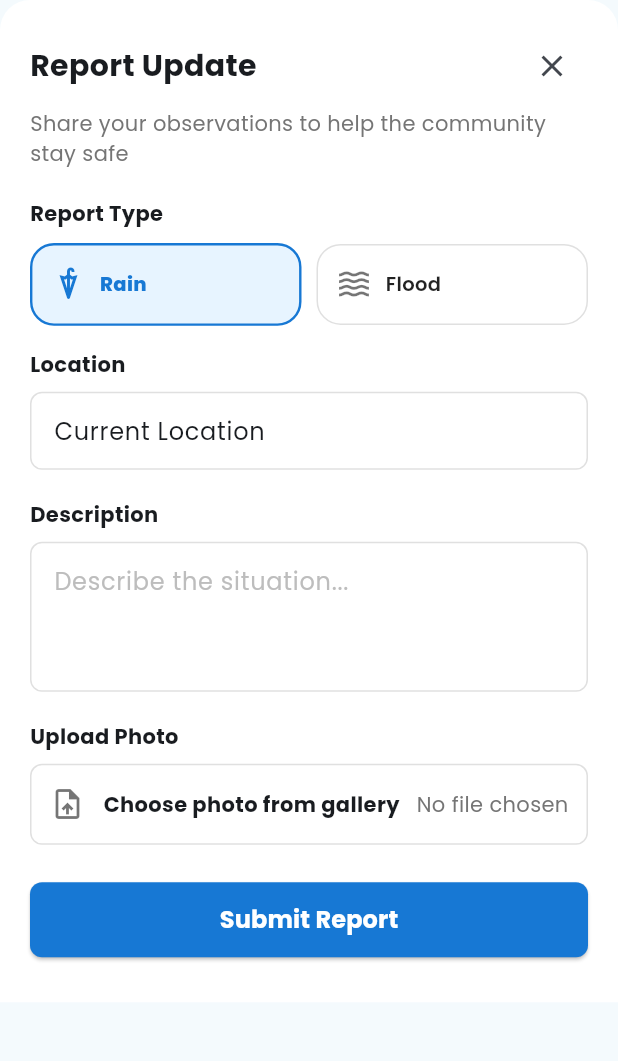
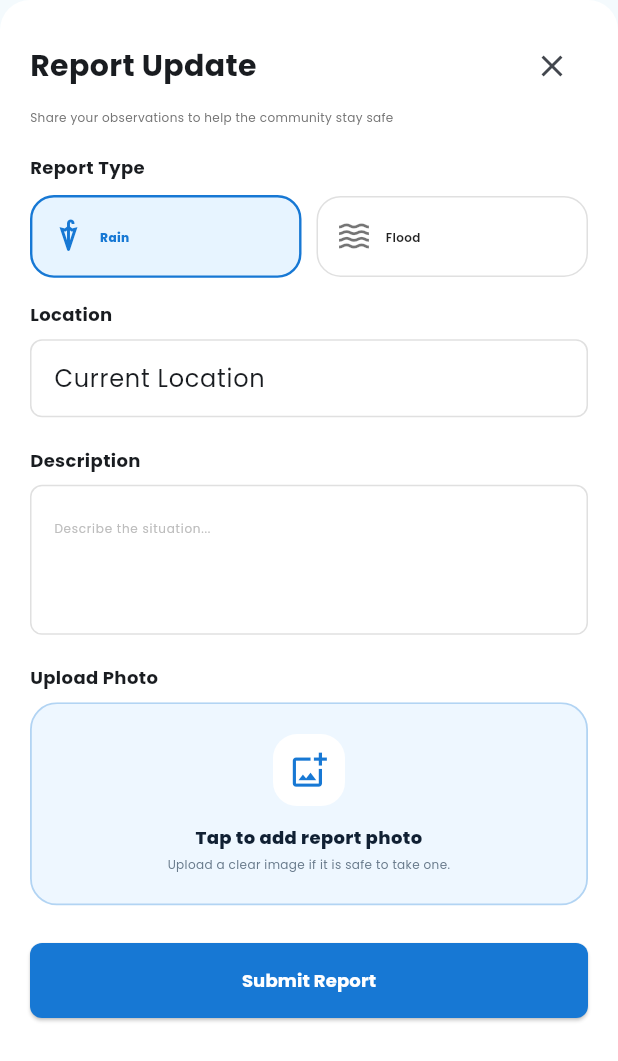
Before and after one commit to daleesl/RainGuard, a Flutter app: the ReportModal widget shown alone on an empty page, opened directly, on a phone screen of 412 x 824 dp. Shown: the top 1061 px of the screen. Run offline on Flutter 3.47's test engine with Material 3 defaults, Android fonts, the phone set to English and light mode, and no system bars; our stand-ins replace cloud_firestore, firebase_auth, firebase_core, firebase_storage, flutter_dotenv, flutter_map and 8 more; accounts and stored records are empty; generated files the repository leaves out were written again.

Commit message:
feature: move report submission uploads and location into services

```diff
--- /dev/null
+++ b/lib/services/report_service.dart
@@ -0,0 +1,50 @@
+import 'package:cloud_firestore/cloud_firestore.dart';
+import 'package:firebase_auth/firebase_auth.dart';
+import 'package:image_picker/image_picker.dart';
+
+import '../models/report_model.dart';
+import 'location_service.dart';
+import 'storage_service.dart';
+import 'user_profile_service.dart';
+
+class ReportService {
+  const ReportService._();
+
+  static Future<void> submitCommunityReport({
+    required ReportType type,
+    required String description,
+    String? floodLevel,
+    XFile? image,
+  }) async {
+    final position = await LocationService.getCurrentPosition();
+    final imageUrl = image != null
+        ? await StorageService.uploadReportImage(image)
+        : null;
+
+    final currentUser = FirebaseAuth.instance.currentUser;
+    final userProfile = await UserProfileService.getCurrentUserProfile();
+    final userId = currentUser?.uid ?? 'anonymous';
+    final reporterName =
+        userProfile?.publicReporterName ??
+        currentUser?.displayName ??
+        'Anonymous';
+    final reporterDisplayName =
+        userProfile?.displayName ?? currentUser?.displayName ?? 'Anonymous';
+
+    final reportData = {
+      'user_id': userId,
+      'reporter_name': reporterName,
+      'reporter_display_name': reporterDisplayName,
+      'latitude': position.latitude,
+      'longitude': position.longitude,
+      'report_type': type.name,
+      'flood_level': type == ReportType.flood ? floodLevel : null,
+      'risk_level': RiskLevel.risk.name,
+      'description': description.trim(),
+      'image_url': imageUrl,
+      'created_at': Timestamp.fromDate(DateTime.now()),
+    };
+
+    await FirebaseFirestore.instance.collection('reports').add(reportData);
+  }
+}
--- /dev/null
+++ b/lib/services/storage_service.dart
@@ -0,0 +1,41 @@
+import 'dart:io';
+
+import 'package:firebase_storage/firebase_storage.dart';
+import 'package:flutter/foundation.dart' show kIsWeb;
+import 'package:flutter/material.dart';
+import 'package:image_picker/image_picker.dart';
+
+class StorageService {
+  const StorageService._();
+
+  static Future<String> uploadReportImage(XFile image) async {
+    final cleanName = image.name.replaceAll(RegExp(r'[^a-zA-Z0-9\.]'), '_');
+    final path = 'reports/${DateTime.now().millisecondsSinceEpoch}_$cleanName';
+    final fileRef = FirebaseStorage.instance.ref().child(path);
+
+    try {
+      final metadata = SettableMetadata(
+        contentType: image.mimeType ?? 'image/jpeg',
+      );
+
+      final TaskSnapshot snapshot;
+      if (!kIsWeb && image.path.isNotEmpty) {
+        snapshot = await fileRef.putFile(File(image.path), metadata);
+      } else {
+        final bytes = await image.readAsBytes();
+        snapshot = await fileRef.putData(bytes, metadata);
+      }
+
+      return snapshot.ref.getDownloadURL();
+    } catch (error) {
+      debugPrint('Firebase Storage Upload Error: $error');
+      final errorMessage = error.toString();
+      if (errorMessage.contains('object-not-found')) {
+        throw Exception(
+          'Upload silently failed. Check Firebase Storage Rules (must allow read/write).',
+        );
+      }
+      throw Exception('Failed to upload image: $error');
+    }
+  }
+}
--- a/lib/widgets/report_modal.dart
+++ b/lib/widgets/report_modal.dart
@@ -2,13 +2,9 @@ import 'dart:io';
 
 import 'package:flutter/material.dart';
 import 'package:flutter/foundation.dart' show kIsWeb;
-import 'package:cloud_firestore/cloud_firestore.dart';
-import 'package:firebase_storage/firebase_storage.dart';
-import 'package:firebase_auth/firebase_auth.dart';
-import 'package:geolocator/geolocator.dart';
 import 'package:image_picker/image_picker.dart';
 import '../models/report_model.dart';
-import '../services/user_profile_service.dart';
+import '../services/report_service.dart';
 import '../theme/rainguard_theme.dart';
 import '../utils/map_helper.dart';
 
@@ -27,6 +23,12 @@ class _ReportModalState extends State<ReportModal> {
   String _fileName = "No file chosen";
   XFile? _pickedImage;
 
+  @override
+  void dispose() {
+    _descriptionController.dispose();
+    super.dispose();
+  }
+
   Future<void> _pickImage() async {
     final ImagePicker picker = ImagePicker();
     final XFile? image = await picker.pickImage(source: ImageSource.gallery);
@@ -38,101 +40,18 @@ class _ReportModalState extends State<ReportModal> {
     }
   }
 
-  Future<Position> _determinePosition() async {
-    bool serviceEnabled;
-    LocationPermission permission;
-
-    serviceEnabled = await Geolocator.isLocationServiceEnabled();
-    if (!serviceEnabled) {
-      return Future.error('Location services are disabled.');
-    }
-
-    permission = await Geolocator.checkPermission();
-    if (permission == LocationPermission.denied) {
-      permission = await Geolocator.requestPermission();
-      if (permission == LocationPermission.denied) {
-        return Future.error('Location permissions are denied');
-      }
-    }
-
-    if (permission == LocationPermission.deniedForever) {
-      return Future.error('Location permissions are permanently denied.');
-    }
-
-    return await Geolocator.getCurrentPosition();
-  }
-
   Future<void> _submitReport() async {
     setState(() {
       _isSubmitting = true;
     });
 
     try {
-      Position position = await _determinePosition();
-      // Upload image (if any) to Firebase Storage first
-      String? downloadUrl;
-      if (_pickedImage != null) {
-        final storageRef = FirebaseStorage.instance.ref();
-
-        // Clean the file name to avoid any special character issues in Firebase
-        String cleanName = _pickedImage!.name.replaceAll(RegExp(r'[^a-zA-Z0-9\.]'), '_');
-        String path = 'reports/${DateTime.now().millisecondsSinceEpoch}_$cleanName';
-        final fileRef = storageRef.child(path);
-
-        try {
-          // Define metadata for ALL platforms to ensure the image displays properly
-          final metadata = SettableMetadata(
-            contentType: _pickedImage!.mimeType ?? 'image/jpeg',
-          );
-
-          TaskSnapshot snapshot;
-          // Use kIsWeb to seamlessly route between Mobile (Android/iOS) and Web
-          if (!kIsWeb && _pickedImage!.path.isNotEmpty) {
-            // For Android and iOS: Stream directly from the local file storage (Best Performance)
-            snapshot = await fileRef.putFile(File(_pickedImage!.path), metadata);
-          } else {
-            // For Web: Read bytes into memory since browsers don't have direct filesystem access
-            final bytes = await _pickedImage!.readAsBytes();
-            snapshot = await fileRef.putData(bytes, metadata);
-          }
-
-          // Get the URL safely from the snapshot directly indicating it actually reached the server
-          downloadUrl = await snapshot.ref.getDownloadURL();
-        } catch (e) {
-          debugPrint("Firebase Storage Upload Error: $e");
-          String errorMsg = e.toString();
-          if (errorMsg.contains('object-not-found')) {
-             throw Exception("Upload silently failed. Check Firebase Storage Rules (must allow read/write).");
-          }
-          throw Exception("Failed to upload image: $e");
-        }
-      }
-
-      // Determine current user details for accountable community reporting.
-      final currentUser = FirebaseAuth.instance.currentUser;
-      final userProfile = await UserProfileService.getCurrentUserProfile();
-      final userId = currentUser?.uid ?? 'anonymous';
-      final reporterName =
-          userProfile?.publicReporterName ?? currentUser?.displayName ?? 'Anonymous';
-      final reporterDisplayName =
-          userProfile?.displayName ?? currentUser?.displayName ?? 'Anonymous';
-
-      // Creating the standard report data map
-      Map<String, dynamic> reportData = {
-        'user_id': userId,
-        'reporter_name': reporterName,
-        'reporter_display_name': reporterDisplayName,
-        'latitude': position.latitude,
-        'longitude': position.longitude,
-        'report_type': selectedType.name,
-        'flood_level': selectedType == ReportType.flood ? selectedFloodLevel : null,
-        'risk_level': RiskLevel.risk.name,
-        'description': _descriptionController.text.trim(),
-        'image_url': downloadUrl,
-        'created_at': Timestamp.fromDate(DateTime.now()),
-      };
-
-      await FirebaseFirestore.instance.collection('reports').add(reportData);
+      await ReportService.submitCommunityReport(
+        type: selectedType,
+        floodLevel: selectedFloodLevel,
+        description: _descriptionController.text,
+        image: _pickedImage,
+      );
 
       if (mounted) {
         Navigator.pop(context);
@@ -142,9 +61,9 @@ class _ReportModalState extends State<ReportModal> {
       }
     } catch (e) {
       if (mounted) {
-        ScaffoldMessenger.of(context).showSnackBar(
-          SnackBar(content: Text('Error: $e')),
-        );
+        ScaffoldMessenger.of(
+          context,
+        ).showSnackBar(SnackBar(content: Text('Error: $e')));
       }
     } finally {
       if (mounted) {
@@ -193,7 +112,7 @@ class _ReportModalState extends State<ReportModal> {
                 overflow: TextOverflow.ellipsis,
                 style: TextStyle(
                   color: isSelected ? RainGuardColors.primary : Colors.black87,
-                  fontSize: 13,
+                  fontSize: 8,
                   fontWeight: isSelected ? FontWeight.w800 : FontWeight.w600,
                 ),
               ),
@@ -201,6 +120,153 @@ class _ReportModalState extends State<ReportModal> {
           ],
         ),
       ),
+    );
+  }
+
+  Widget _buildPhotoUploadSection() {
+    if (_pickedImage == null) {
+      return Material(
+        color: Colors.transparent,
+        child: InkWell(
+          onTap: _pickImage,
+          borderRadius: BorderRadius.circular(18),
+          child: Ink(
+            width: double.infinity,
+            padding: const EdgeInsets.symmetric(horizontal: 16, vertical: 20),
+            decoration: BoxDecoration(
+              color: RainGuardColors.softBlue.withOpacity(0.72),
+              borderRadius: BorderRadius.circular(18),
+              border: Border.all(
+                color: RainGuardColors.primary.withOpacity(0.28),
+                width: 1.2,
+              ),
+            ),
+            child: Column(
+              mainAxisSize: MainAxisSize.min,
+              children: [
+                Container(
+                  width: 48,
+                  height: 48,
+                  decoration: BoxDecoration(
+                    color: Colors.white,
+                    borderRadius: BorderRadius.circular(16),
+                  ),
+                  child: const Icon(
+                    Icons.add_photo_alternate_outlined,
+                    color: RainGuardColors.primary,
+                    size: 26,
+                  ),
+                ),
+                const SizedBox(height: 12),
+                const Text(
+                  'Tap to add report photo',
+                  textAlign: TextAlign.center,
+                  style: TextStyle(
+                    color: RainGuardColors.ink,
+                    fontSize: 12,
+                    fontWeight: FontWeight.w800,
+                  ),
+                ),
+                const SizedBox(height: 5),
+                const Text(
+                  'Upload a clear image if it is safe to take one.',
+                  textAlign: TextAlign.center,
+                  style: TextStyle(
+                    color: RainGuardColors.secondaryText,
+                    fontSize: 8,
+                    height: 1.35,
+                  ),
+                ),
+              ],
+            ),
+          ),
+        ),
+      );
+    }
+
+    return Column(
+      crossAxisAlignment: CrossAxisAlignment.start,
+      children: [
+        Container(
+          height: 160,
+          width: double.infinity,
+          decoration: BoxDecoration(
+            borderRadius: BorderRadius.circular(16),
+            border: Border.all(color: RainGuardColors.border),
+            color: Colors.grey.shade50,
+          ),
+          clipBehavior: Clip.hardEdge,
+          child: kIsWeb
+              ? Image.network(_pickedImage!.path, fit: BoxFit.cover)
+              : Image.file(File(_pickedImage!.path), fit: BoxFit.cover),
+        ),
+        const SizedBox(height: 10),
+        Container(
+          width: double.infinity,
+          padding: const EdgeInsets.all(12),
+          decoration: BoxDecoration(
+            color: RainGuardColors.softBlue.withOpacity(0.54),
+            borderRadius: BorderRadius.circular(14),
+          ),
+          child: Column(
+            crossAxisAlignment: CrossAxisAlignment.start,
+            children: [
+              Row(
+                children: [
+                  const Icon(
+                    Icons.check_circle_rounded,
+                    color: RainGuardColors.primary,
+                    size: 18,
+                  ),
+                  const SizedBox(width: 8),
+                  Expanded(
+                    child: Text(
+                      _fileName,
+                      maxLines: 1,
+                      overflow: TextOverflow.ellipsis,
+                      style: const TextStyle(
+                        color: RainGuardColors.ink,
+                        fontSize: 8,
+                        fontWeight: FontWeight.w700,
+                      ),
+                    ),
+                  ),
+                ],
+              ),
+              const SizedBox(height: 10),
+              Wrap(
+                spacing: 8,
+                runSpacing: 8,
+                children: [
+                  OutlinedButton.icon(
+                    onPressed: _pickImage,
+                    icon: const Icon(Icons.photo_library_outlined, size: 18),
+                    label: const Text('Change photo'),
+                    style: OutlinedButton.styleFrom(
+                      foregroundColor: RainGuardColors.primary,
+                      side: const BorderSide(color: RainGuardColors.primary),
+                      shape: RoundedRectangleBorder(
+                        borderRadius: BorderRadius.circular(12),
+                      ),
+                    ),
+                  ),
+                  TextButton.icon(
+                    onPressed: () => setState(() {
+                      _pickedImage = null;
+                      _fileName = 'No file chosen';
+                    }),
+                    icon: const Icon(Icons.close_rounded, size: 18),
+                    label: const Text('Remove'),
+                    style: TextButton.styleFrom(
+                      foregroundColor: Colors.red.shade600,
+                    ),
+                  ),
+                ],
+              ),
+            ],
+          ),
+        ),
+      ],
     );
   }
 
@@ -222,30 +288,27 @@ class _ReportModalState extends State<ReportModal> {
               children: [
                 const Text(
                   'Report Update',
-                  style: TextStyle(
-                    fontSize: 20,
-                    fontWeight: FontWeight.bold,
-                  ),
+                  style: TextStyle(fontSize: 20, fontWeight: FontWeight.bold),
                 ),
                 IconButton(
                   icon: const Icon(Icons.close),
                   onPressed: () => Navigator.pop(context),
                   padding: EdgeInsets.zero,
                   constraints: const BoxConstraints(),
-                )
+                ),
               ],
             ),
             const SizedBox(height: 4),
             Text(
               'Share your observations to help the community stay safe',
-              style: TextStyle(color: Colors.grey.shade600, fontSize: 14),
+              style: TextStyle(color: Colors.grey.shade600, fontSize: 8),
             ),
             const SizedBox(height: 20),
 
             // Report Type Selection
             const Text(
               'Report Type',
-              style: TextStyle(fontWeight: FontWeight.bold, fontSize: 14),
+              style: TextStyle(fontWeight: FontWeight.bold, fontSize: 12),
             ),
             const SizedBox(height: 10),
             LayoutBuilder(
@@ -266,21 +329,44 @@ class _ReportModalState extends State<ReportModal> {
 
             // Conditional flood level dropdown
             if (selectedType == ReportType.flood) ...[
-              const Text('Flood Level', style: TextStyle(fontWeight: FontWeight.bold, fontSize: 14)),
+              const Text(
+                'Flood Level',
+                style: TextStyle(fontWeight: FontWeight.bold, fontSize: 12),
+              ),
               const SizedBox(height: 8),
               DropdownButtonFormField<String>(
                 initialValue: selectedFloodLevel,
                 decoration: InputDecoration(
-                  contentPadding: const EdgeInsets.symmetric(horizontal: 12, vertical: 10),
-                  border: OutlineInputBorder(borderRadius: BorderRadius.circular(8), borderSide: BorderSide(color: Colors.grey.shade300)),
-                  enabledBorder: OutlineInputBorder(borderRadius: BorderRadius.circular(8), borderSide: BorderSide(color: Colors.grey.shade300)),
+                  contentPadding: const EdgeInsets.symmetric(
+                    horizontal: 12,
+                    vertical: 10,
+                  ),
+                  border: OutlineInputBorder(
+                    borderRadius: BorderRadius.circular(8),
+                    borderSide: BorderSide(color: Colors.grey.shade300),
+                  ),
+                  enabledBorder: OutlineInputBorder(
+                    borderRadius: BorderRadius.circular(8),
+                    borderSide: BorderSide(color: Colors.grey.shade300),
+                  ),
                 ),
-                items: [
-                  'ankle level',
-                  'knee level',
-                  'waist level',
-                  'above waist level',
-                ].map((s) => DropdownMenuItem(value: s, child: Text(s[0].toUpperCase() + s.substring(1)))).toList(),
+                items:
+                    [
+                          'ankle level',
+                          'knee level',
+                          'waist level',
+                          'above waist level',
+                        ]
+                        .map(
+                          (s) => DropdownMenuItem(
+                            value: s,
+                            child: Text(
+                              s[0].toUpperCase() + s.substring(1),
+                              style: const TextStyle(fontSize: 12),
+                            ),
+                          ),
+                        )
+                        .toList(),
                 onChanged: (v) => setState(() => selectedFloodLevel = v),
               ),
               const SizedBox(height: 16),
@@ -289,14 +375,17 @@ class _ReportModalState extends State<ReportModal> {
             // Location
             const Text(
               'Location',
-              style: TextStyle(fontWeight: FontWeight.bold, fontSize: 14),
+              style: TextStyle(fontWeight: FontWeight.bold, fontSize: 12),
             ),
             const SizedBox(height: 8),
             TextFormField(
               initialValue: "Current Location",
               readOnly: true,
               decoration: InputDecoration(
-                contentPadding: const EdgeInsets.symmetric(horizontal: 12, vertical: 14),
+                contentPadding: const EdgeInsets.symmetric(
+                  horizontal: 12,
+                  vertical: 14,
+                ),
                 border: OutlineInputBorder(
                   borderRadius: BorderRadius.circular(8),
                   borderSide: BorderSide(color: Colors.grey.shade300),
@@ -315,7 +404,7 @@ class _ReportModalState extends State<ReportModal> {
             // Description
             const Text(
               'Description',
-              style: TextStyle(fontWeight: FontWeight.bold, fontSize: 14),
+              style: TextStyle(fontWeight: FontWeight.bold, fontSize: 12),
             ),
             const SizedBox(height: 8),
             TextFormField(
@@ -323,8 +412,11 @@ class _ReportModalState extends State<ReportModal> {
               maxLines: 3,
               decoration: InputDecoration(
                 hintText: "Describe the situation...",
-                hintStyle: TextStyle(color: Colors.grey.shade400),
-                contentPadding: const EdgeInsets.symmetric(horizontal: 12, vertical: 14),
+                hintStyle: TextStyle(color: Colors.grey.shade400, fontSize: 8),
+                contentPadding: const EdgeInsets.symmetric(
+                  horizontal: 12,
+                  vertical: 14,
+                ),
                 border: OutlineInputBorder(
                   borderRadius: BorderRadius.circular(8),
                   borderSide: BorderSide(color: Colors.grey.shade300),
@@ -341,61 +433,10 @@ class _ReportModalState extends State<ReportModal> {
             // Upload Photo
             const Text(
               'Upload Photo',
-              style: TextStyle(fontWeight: FontWeight.bold, fontSize: 14),
+              style: TextStyle(fontWeight: FontWeight.bold, fontSize: 12),
             ),
             const SizedBox(height: 8),
-            if (_pickedImage != null) ...[
-              // preview
-              Container(
-                height: 160,
-                width: double.infinity,
-                decoration: BoxDecoration(
-                  borderRadius: BorderRadius.circular(12),
-                  border: Border.all(color: Colors.grey.shade300),
-                  color: Colors.grey.shade50,
-                ),
-                clipBehavior: Clip.hardEdge,
-                child: kIsWeb
-                    ? Image.network(_pickedImage!.path, fit: BoxFit.cover)
-                    : Image.file(File(_pickedImage!.path), fit: BoxFit.cover),
-              ),
-              const SizedBox(height: 8),
-              Row(
-                children: [
-                  ElevatedButton.icon(
-                    onPressed: _pickImage,
-                    icon: const Icon(Icons.photo_library),
-                    label: const Text('Change'),
-                    style: ElevatedButton.styleFrom(backgroundColor: RainGuardColors.primary),
-                  ),
-                  const SizedBox(width: 12),
-                  TextButton(
-                    onPressed: () => setState(() { _pickedImage = null; _fileName = 'No file chosen'; }),
-                    child: const Text('Remove'),
-                  )
-                ],
-              ),
-            ] else ...[
-              InkWell(
-                onTap: _pickImage,
-                child: Container(
-                  padding: const EdgeInsets.symmetric(horizontal: 12, vertical: 14),
-                  decoration: BoxDecoration(
-                    border: Border.all(color: Colors.grey.shade300),
-                    borderRadius: BorderRadius.circular(8),
-                  ),
-                  child: Row(
-                    children: [
-                      const Icon(Icons.upload_file, color: Colors.black54),
-                      const SizedBox(width: 12),
-                      const Text('Choose photo from gallery', style: TextStyle(fontWeight: FontWeight.bold)),
-                      const Spacer(),
-                      Text(_fileName, style: TextStyle(color: Colors.grey.shade600), overflow: TextOverflow.ellipsis),
-                    ],
-                  ),
-                ),
-              ),
-            ],
+            _buildPhotoUploadSection(),
 
             const SizedBox(height: 25),
 
@@ -416,11 +457,17 @@ class _ReportModalState extends State<ReportModal> {
                     ? const SizedBox(
                         height: 20,
                         width: 20,
-                        child: CircularProgressIndicator(color: Colors.white, strokeWidth: 2)
+                        child: CircularProgressIndicator(
+                          color: Colors.white,
+                          strokeWidth: 2,
+                        ),
                       )
                     : const Text(
                         'Submit Report',
-                        style: TextStyle(fontSize: 16, fontWeight: FontWeight.bold),
+                        style: TextStyle(
+                          fontSize: 12,
+                          fontWeight: FontWeight.bold,
+                        ),
                       ),
               ),
             ),
```
Also changed, not shown: lib/services/location_service.dart (added, +26 -0 lines), lib/widgets/report_details_dialog.dart (+15 -8 lines), lib/models/report_model.dart (line endings or trailing spaces).
